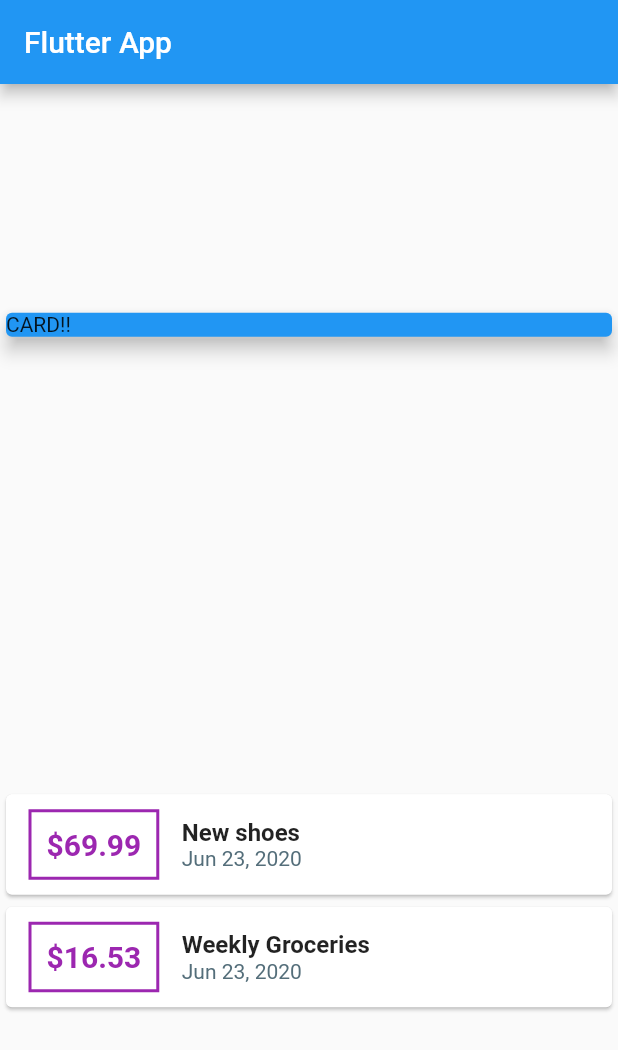
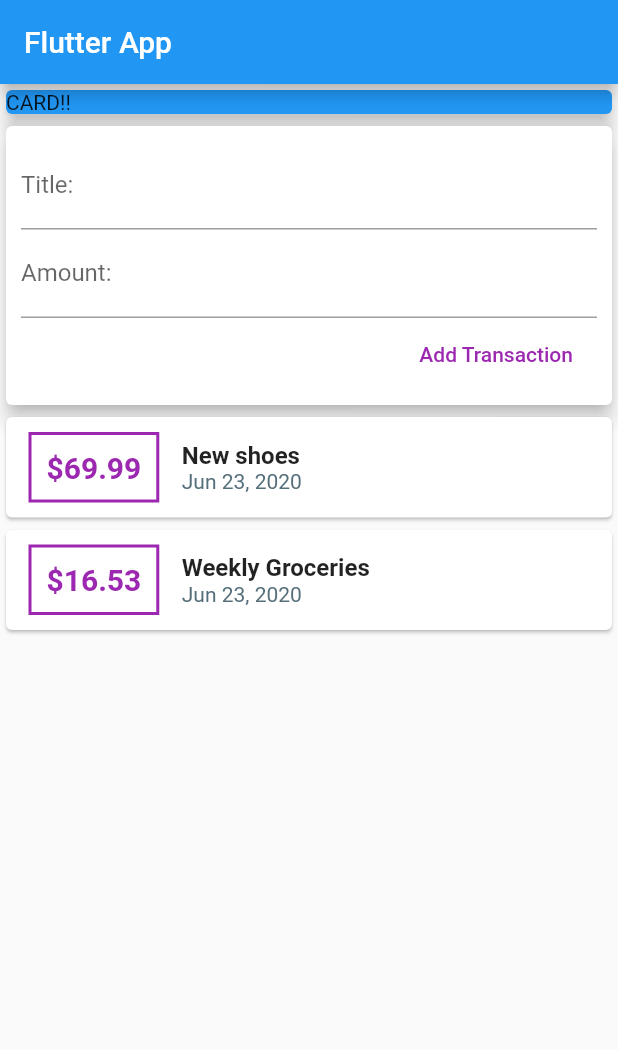
Before and after one commit to ManoelPjr/flutterplayground, a Flutter app: the screen it shows after launch, on a phone screen of 412 x 824 dp. Shown: the top 1050 px of the screen. Run offline on Flutter 3.47's test engine with Material 2 defaults, Android fonts, the phone set to English and light mode, and no system bars.

Commit message:
Adding Text Input Widgets (TextField)
82

```diff
--- a/expense_planner/lib/main.dart
+++ b/expense_planner/lib/main.dart
@@ -39,7 +39,7 @@ class MyHomePage extends StatelessWidget {
         title: Text('Flutter App'),
       ),
       body: Column(
-          mainAxisAlignment: MainAxisAlignment.spaceAround,
+        //mainAxisAlignment: MainAxisAlignment.spaceAround,
         crossAxisAlignment: CrossAxisAlignment.stretch,
         children: <Widget>[
           Container(
@@ -48,6 +48,32 @@ class MyHomePage extends StatelessWidget {
               color: Colors.blue,
               child: Text('CARD!!'),
               elevation: 5,
+            ),
+          ),
+          Card(
+            elevation: 5,
+            child: Container(
+              padding: EdgeInsets.all(10),
+              child: Column(
+                crossAxisAlignment: CrossAxisAlignment.end,
+                children: <Widget>[
+                  TextField(
+                    decoration: InputDecoration(
+                      labelText: 'Title:',
+                    ),
+                  ),
+                  TextField(
+                    decoration: InputDecoration(
+                      labelText: 'Amount:',
+                    ),
+                  ),
+                  FlatButton(
+                    textColor: Colors.purple,
+                    onPressed: () {},
+                    child: Text('Add Transaction'),
+                  ),
+                ],
+              ),
             ),
           ),
           Column(
@@ -96,6 +122,7 @@ class MyHomePage extends StatelessWidget {
             }).toList(),
           )
         ],
-        ));
+      ),
+    );
   }
 }
```
Lines whose indentation alone changed are shown as unchanged.
